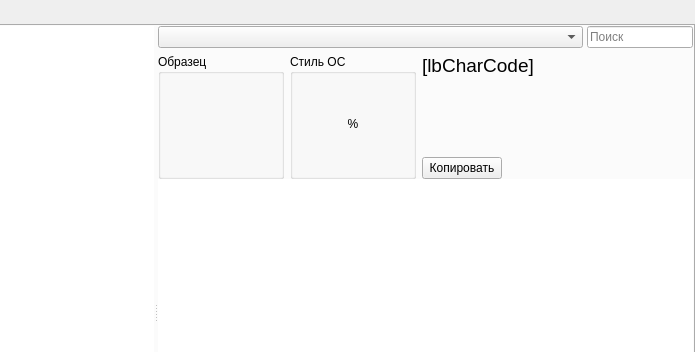
This is Unicodia/FmMain.ui in Mercury13/unicodia as Qt 5 draws it before an edit; both pictures show x 205 to 900 and y 0 to 352 of the 900 by 600 pixel window. The edited form follows.
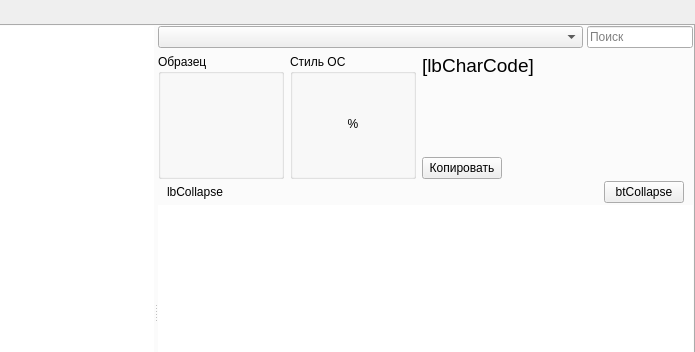
This is the edited form. Custom widgets are drawn as their Qt base class.

The edit to the form file:
```diff
--- a/Unicodia/FmMain.ui
+++ b/Unicodia/FmMain.ui
@@ -84,7 +84,7 @@
            </attribute>
           </widget>
           <widget class="QWidget" name="widget" native="true">
-           <layout class="QVBoxLayout" name="verticalLayout_2" stretch="0,1">
+           <layout class="QVBoxLayout" name="verticalLayout_2" stretch="0,0,1">
             <property name="spacing">
              <number>0</number>
             </property>
@@ -345,6 +345,35 @@
               </layout>
              </widget>
             </item>
+            <item>
+             <widget class="QWidget" name="wiCollapse" native="true">
+              <layout class="QHBoxLayout" name="horizontalLayout_6" stretch="1,0">
+               <property name="leftMargin">
+                <number>9</number>
+               </property>
+               <property name="topMargin">
+                <number>2</number>
+               </property>
+               <property name="bottomMargin">
+                <number>2</number>
+               </property>
+               <item>
+                <widget class="QLabel" name="lbCollapse">
+                 <property name="text">
+                  <string>lbCollapse</string>
+                 </property>
+                </widget>
+               </item>
+               <item>
+                <widget class="QPushButton" name="btCollapse">
+                 <property name="text">
+                  <string>btCollapse</string>
+                 </property>
+                </widget>
+               </item>
+              </layout>
+             </widget>
+            </item>
             <item>
              <widget class="QTextBrowser" name="vwInfo">
               <property name="frameShape">
```
